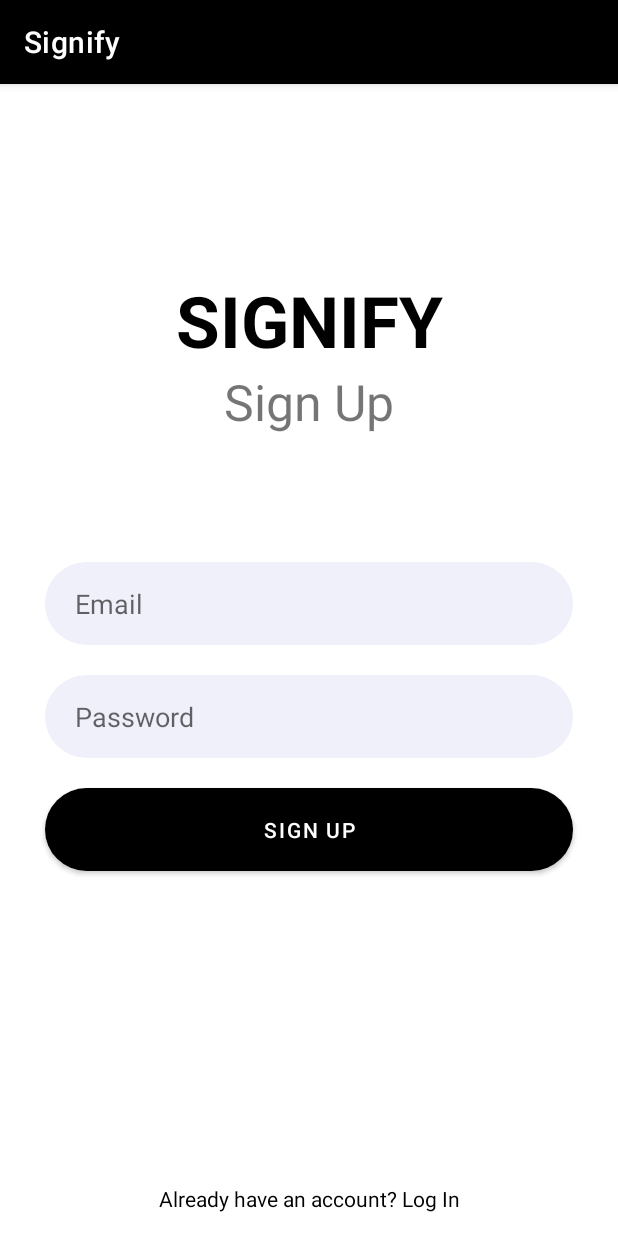
After one commit to amreldeau/Signify, an Android app: the SignUp screen opened directly, with no data from a screen before it, on a phone screen of 412 x 824 dp. The commit adds this screen. Run offline under Robolectric (Android 15) with nearby library versions, the phone set to English and light mode, and no system bars.

Commit message:
Sign Up page layout done

```diff
--- a/app/src/main/AndroidManifest.xml
+++ b/app/src/main/AndroidManifest.xml
@@ -12,6 +12,9 @@
         android:theme="@style/Theme.Signify"
         tools:targetApi="31">
         <activity
+            android:name=".SignUp"
+            android:exported="false" />
+        <activity
             android:name=".MainActivity"
             android:exported="true">
             <intent-filter>
--- /dev/null
+++ b/app/src/main/java/com/example/signify/SignUp.kt
@@ -0,0 +1,11 @@
+package com.example.signify
+
+import androidx.appcompat.app.AppCompatActivity
+import android.os.Bundle
+
+class SignUp : AppCompatActivity() {
+    override fun onCreate(savedInstanceState: Bundle?) {
+        super.onCreate(savedInstanceState)
+        setContentView(R.layout.activity_sign_up)
+    }
+}
--- /dev/null
+++ b/app/src/main/res/layout/activity_sign_up.xml
@@ -0,0 +1,94 @@
+<?xml version="1.0" encoding="utf-8"?>
+<RelativeLayout xmlns:android="http://schemas.android.com/apk/res/android"
+    xmlns:app="http://schemas.android.com/apk/res-auto"
+    xmlns:tools="http://schemas.android.com/tools"
+    android:layout_width="match_parent"
+    android:layout_height="match_parent"
+    tools:context=".SignUp">
+
+    <RelativeLayout
+        android:layout_width="match_parent"
+        android:layout_height="wrap_content"
+        android:id="@+id/center_line2"
+        android:layout_centerInParent="true">
+
+    </RelativeLayout>
+
+    <LinearLayout
+        android:layout_width="match_parent"
+        android:layout_height="wrap_content"
+        android:layout_marginLeft="30dp"
+        android:layout_marginRight="30dp"
+        android:layout_marginBottom="150dp"
+        android:layout_above="@id/center_line2"
+        android:orientation="vertical">
+
+        <TextView
+            android:layout_width="match_parent"
+            android:layout_height="wrap_content"
+            android:text="@string/signify"
+            android:textAlignment="center"
+            android:textSize="47sp"
+            android:textColor="@color/black"
+            android:textStyle="bold"/>
+
+        <TextView
+            android:layout_width="match_parent"
+            android:layout_height="wrap_content"
+            android:text="@string/sign_up"
+            android:textAlignment="center"
+            android:textSize="33sp"/>
+    </LinearLayout>
+
+
+    <EditText
+        android:id="@+id/signup_email"
+        android:layout_width="match_parent"
+        android:layout_height="55dp"
+        android:layout_marginBottom="10dp"
+        android:layout_marginLeft="30dp"
+        android:layout_marginRight="30dp"
+        android:paddingStart="20dp"
+        android:layout_above="@id/center_line2"
+        android:hint="@string/email"
+        android:backgroundTint="@color/material_dynamic_neutral_variant95"
+        android:background="@drawable/rounded_edittext"
+        android:inputType="textEmailAddress"/>
+
+    <EditText
+        android:id="@+id/signup_password"
+        android:layout_width="match_parent"
+        android:layout_height="55dp"
+        android:layout_marginTop="10dp"
+        android:layout_marginLeft="30dp"
+        android:layout_marginRight="30dp"
+        android:paddingStart="20dp"
+        android:layout_below="@id/center_line2"
+        android:hint="@string/password"
+        android:backgroundTint="@color/material_dynamic_neutral_variant95"
+        android:background="@drawable/rounded_edittext"
+        android:inputType="textPassword"
+        app:passwordToggleEnabled="true"/>
+
+    <Button
+        android:layout_width="match_parent"
+        android:layout_height="55dp"
+        android:layout_marginLeft="30dp"
+        android:layout_marginRight="30dp"
+        android:layout_marginTop="20dp"
+        android:id="@+id/signup"
+        android:text="@string/sign_up"
+        android:background="@drawable/rounded_edittext"
+        android:layout_below="@id/signup_password"/>
+
+    <TextView
+        android:layout_width="match_parent"
+        android:layout_height="wrap_content"
+        android:layout_alignParentBottom="true"
+        android:layout_marginLeft="20dp"
+        android:layout_marginRight="20dp"
+        android:layout_marginBottom="15dp"
+        android:textAlignment="center"
+        android:text="@string/back_to_login_text"
+        android:textColor="@color/black"/>
+</RelativeLayout>
--- a/app/src/main/res/values/strings.xml
+++ b/app/src/main/res/values/strings.xml
@@ -5,6 +5,8 @@
     <string name="password">Password</string>
     <string name="email">Email</string>
     <string name="don_t_have_an_account_sign_up">Don\'t have an account? Sign Up</string>
+    <string name="back_to_login_text">Already have an account? Log In</string>
     <string name="log_in">Log In</string>
     <string name="enter_password">enter password</string>
+    <string name="sign_up">Sign Up</string>
 </resources>
```
